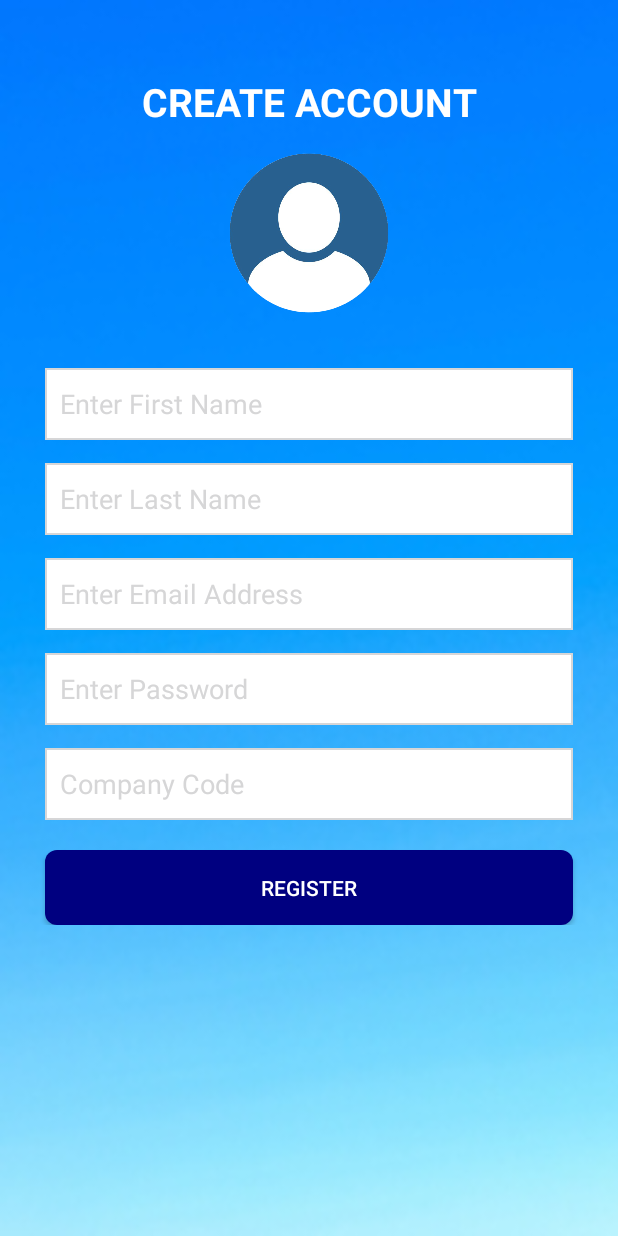
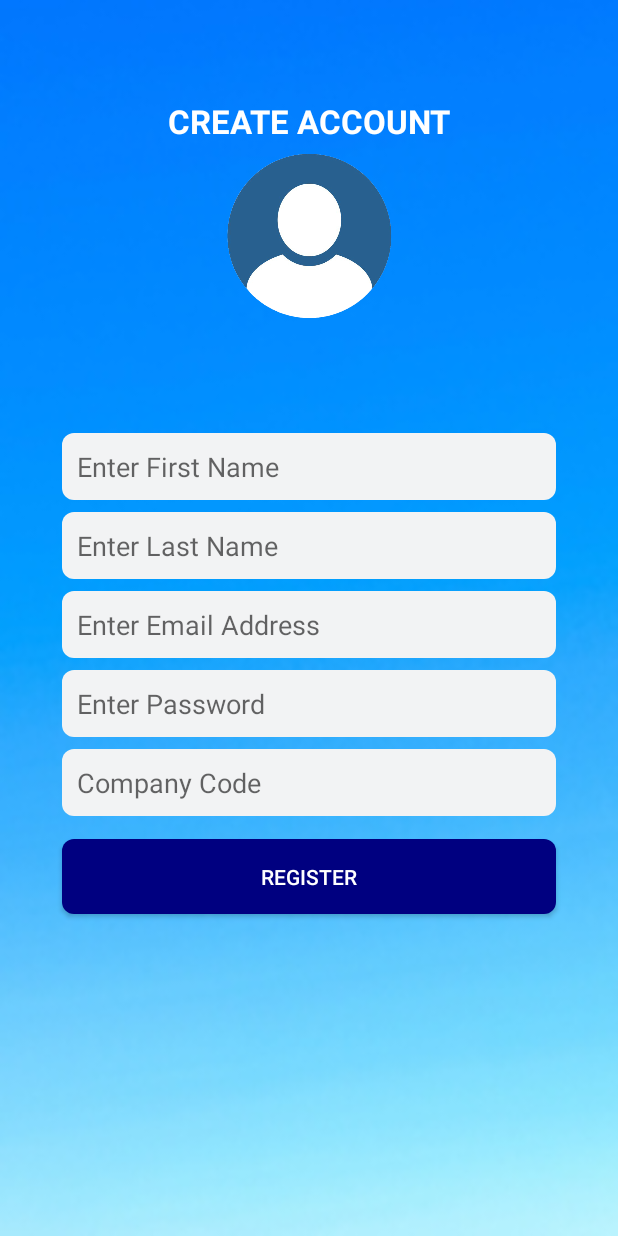
Before and after one commit to EstradaC01/InventoryManagementSystem, an Android app: the Registration screen opened directly, with no data from a screen before it, on a phone screen of 412 x 824 dp. Run offline under Robolectric (Android 15) with nearby library versions, the phone set to English and light mode, and no system bars; our stand-ins replace Firebase (no records; nobody signed in at launch, a user with empty details on screens opened directly); Roboto replaces fonts that are not available here.

Commit message:
Support for different screen sizes, login and registration layouts

```diff
--- a/app/src/main/res/layout/activity_login.xml
+++ b/app/src/main/res/layout/activity_login.xml
@@ -22,7 +22,6 @@
         android:id="@+id/idTvTitle"
         android:layout_width="wrap_content"
         android:layout_height="0dp"
-        android:layout_marginTop="20dp"
         android:text="Hyperion"
         android:textAllCaps="true"
         android:textColor="@color/white"
@@ -51,14 +50,10 @@
         android:layout_width="0dp"
         android:layout_height="wrap_content"
         android:background="@drawable/rounded_corners_white"
-        android:ems="10"
         android:hint="Enter Email-Address"
         android:importantForAutofill="no"
         android:inputType="textEmailAddress"
-        android:minHeight="48dp"
         android:padding="10dp"
-        android:textColor="@color/colorPrimary"
-        android:textColorHint="@color/colorPrimary"
         app:layout_constraintEnd_toEndOf="@id/textViewButtonsGuidelineEnd"
         app:layout_constraintStart_toStartOf="@id/textViewButtonsGuidelineStart"
         app:layout_constraintTop_toBottomOf="@id/guidelineMiddlescreen" />
@@ -69,14 +64,10 @@
         android:layout_height="wrap_content"
         android:layout_marginTop="8dp"
         android:background="@drawable/rounded_corners_white"
-        android:ems="10"
         android:hint="Enter Password"
         android:importantForAutofill="no"
         android:inputType="textPassword"
-        android:minHeight="48dp"
         android:padding="10dp"
-        android:textColor="@color/colorPrimary"
-        android:textColorHint="@color/colorPrimary"
         app:layout_constraintEnd_toEndOf="@id/textViewButtonsGuidelineEnd"
         app:layout_constraintStart_toStartOf="@id/textViewButtonsGuidelineStart"
         app:layout_constraintTop_toBottomOf="@+id/idEdtLoginEmail" />
@@ -87,14 +78,10 @@
         android:layout_height="wrap_content"
         android:layout_marginTop="8dp"
         android:background="@drawable/rounded_corners_white"
-        android:ems="10"
         android:hint="Enter Company Code"
         android:importantForAutofill="no"
         android:inputType="text"
-        android:minHeight="48dp"
         android:padding="10dp"
-        android:textColor="@color/colorPrimary"
-        android:textColorHint="@color/colorPrimary"
         app:layout_constraintEnd_toEndOf="@id/textViewButtonsGuidelineEnd"
         app:layout_constraintStart_toStartOf="@id/textViewButtonsGuidelineStart"
         app:layout_constraintTop_toBottomOf="@+id/idEdtLoginPassword" />
@@ -133,11 +120,10 @@
         android:id="@+id/idforgotpasswordbtn"
         android:layout_width="wrap_content"
         android:layout_height="wrap_content"
-        android:layout_marginTop="15dp"
         android:background="#00FFFFFF"
         android:text="Forgot Password"
         android:textColor="#16215E"
-        app:layout_constraintBottom_toTopOf="@id/parentGuidelinebottom"
+        app:layout_constraintBottom_toTopOf="@+id/parentGuidelinebottom"
         app:layout_constraintEnd_toEndOf="@+id/idRegisterBtn"
         app:layout_constraintStart_toStartOf="@+id/idRegisterBtn" />
 
--- a/app/src/main/res/layout/activity_registration.xml
+++ b/app/src/main/res/layout/activity_registration.xml
@@ -1,5 +1,5 @@
 <?xml version="1.0" encoding="utf-8"?>
-<LinearLayout xmlns:android="http://schemas.android.com/apk/res/android"
+<androidx.constraintlayout.widget.ConstraintLayout xmlns:android="http://schemas.android.com/apk/res/android"
     xmlns:app="http://schemas.android.com/apk/res-auto"
     xmlns:tools="http://schemas.android.com/tools"
     android:layout_width="match_parent"
@@ -8,135 +8,165 @@
     android:orientation="vertical"
     tools:context=".Registration">
 
-    <ScrollView
-        android:layout_width="match_parent"
-        android:layout_height="match_parent">
-
-        <LinearLayout
-            android:layout_width="match_parent"
-            android:layout_height="wrap_content"
-            android:orientation="vertical" >
 
     <TextView
         android:id="@+id/idTvTitle"
-                android:layout_width="match_parent"
-                android:layout_height="wrap_content"
-                android:layout_marginStart="20dp"
-                android:layout_marginTop="50dp"
-                android:layout_marginEnd="20dp"
+        android:layout_width="wrap_content"
+        android:layout_height="0dp"
         android:text="Create Account"
         android:textAlignment="center"
         android:textAllCaps="true"
         android:textColor="@color/white"
-                android:textSize="26sp"
-                android:textStyle="bold" />
+        android:textSize="22sp"
+        android:textStyle="bold"
+        app:layout_constraintEnd_toStartOf="@id/imageGuidelineEnd"
+        app:layout_constraintStart_toEndOf="@id/imageGuidelineStart"
+        app:layout_constraintTop_toBottomOf="@id/registrationLayoutGuidelineTop" />
 
     <ImageView
         android:id="@+id/idImageViewUserIcon"
+        android:layout_width="0dp"
+        android:layout_height="0dp"
+        android:layout_gravity="center"
+        android:contentDescription="user image"
+        android:scaleType="centerCrop"
         android:src="@drawable/user_icon"
-                android:layout_width="match_parent"
-                android:layout_height="120dp"
-                android:layout_marginStart="20dp"
-                android:layout_marginTop="10dp"
-                android:layout_marginEnd="20dp"
-                android:layout_gravity="center"
-                android:contentDescription="user image"/>
+        app:layout_constraintDimensionRatio="1:1"
+        app:layout_constraintEnd_toEndOf="@id/imageGuidelineEnd"
+        app:layout_constraintStart_toEndOf="@id/imageGuidelineStart"
+        app:layout_constraintTop_toBottomOf="@id/idTvTitle" />
 
     <EditText
-
         android:id="@+id/idEdtFirstName"
-                android:layout_width="match_parent"
+        android:layout_width="0dp"
         android:layout_height="wrap_content"
-                android:layout_marginStart="30dp"
-                android:layout_marginTop="30dp"
-                android:layout_marginEnd="30dp"
-                android:background="@drawable/edit_text_border_2"
+        android:background="@drawable/rounded_corners_white"
         android:hint="Enter First Name"
         android:importantForAutofill="no"
         android:inputType="text"
-                android:minHeight="48dp"
         android:padding="10dp"
-                android:textColor="@color/colorPrimary"
-                android:textColorHint="@color/colorPrimary" />
+        app:layout_constraintTop_toBottomOf="@id/registrationLayoutGuidelineMiddle"
+        app:layout_constraintStart_toEndOf="@id/registrationLayoutGuidelineStart"
+        app:layout_constraintEnd_toStartOf="@id/registrationLayoutGuidelineEnd"/>
 
     <EditText
         android:id="@+id/idEdtLastName"
-                android:layout_width="match_parent"
+        android:layout_width="0dp"
         android:layout_height="wrap_content"
-                android:layout_marginStart="30dp"
-                android:layout_marginTop="15dp"
-                android:layout_marginEnd="30dp"
-                android:background="@drawable/edit_text_border_2"
+        android:background="@drawable/rounded_corners_white"
         android:hint="Enter Last Name"
         android:importantForAutofill="no"
         android:inputType="text"
-                android:minHeight="48dp"
         android:padding="10dp"
-                android:textColor="@color/colorPrimary"
-                android:textColorHint="@color/colorPrimary" />
+        android:layout_marginTop="8dp"
+        app:layout_constraintTop_toBottomOf="@id/idEdtFirstName"
+        app:layout_constraintStart_toEndOf="@id/registrationLayoutGuidelineStart"
+        app:layout_constraintEnd_toStartOf="@id/registrationLayoutGuidelineEnd"/>
 
     <EditText
         android:id="@+id/idEdtEmail"
-                android:layout_width="match_parent"
+        android:layout_width="0dp"
         android:layout_height="wrap_content"
-                android:layout_marginStart="30dp"
-                android:layout_marginTop="15dp"
-                android:layout_marginEnd="30dp"
-                android:background="@drawable/edit_text_border_2"
+        android:background="@drawable/rounded_corners_white"
         android:hint="Enter Email Address"
         android:importantForAutofill="no"
         android:inputType="textEmailAddress"
-                android:minHeight="48dp"
         android:padding="10dp"
-                android:textColor="@color/colorPrimary"
-                android:textColorHint="@color/colorPrimary" />
+        android:layout_marginTop="8dp"
+        app:layout_constraintTop_toBottomOf="@id/idEdtLastName"
+        app:layout_constraintStart_toEndOf="@id/registrationLayoutGuidelineStart"
+        app:layout_constraintEnd_toStartOf="@id/registrationLayoutGuidelineEnd"/>
 
     <EditText
         android:id="@+id/idEdtPassword"
-                android:layout_width="match_parent"
+        android:layout_width="0dp"
         android:layout_height="wrap_content"
-                android:layout_marginStart="30dp"
-                android:layout_marginTop="15dp"
-                android:layout_marginEnd="30dp"
-                android:background="@drawable/edit_text_border_2"
+        android:background="@drawable/rounded_corners_white"
         android:hint="Enter Password"
         android:importantForAutofill="no"
         android:inputType="textPassword"
-                android:minHeight="48dp"
         android:padding="10dp"
-                android:textColor="@color/colorPrimary"
-                android:textColorHint="@color/colorPrimary" />
+        android:layout_marginTop="8dp"
+        app:layout_constraintTop_toBottomOf="@id/idEdtEmail"
+        app:layout_constraintStart_toEndOf="@id/registrationLayoutGuidelineStart"
+        app:layout_constraintEnd_toStartOf="@id/registrationLayoutGuidelineEnd"/>
 
     <EditText
         android:id="@+id/idEdtCompanyGroup"
-                android:layout_width="match_parent"
+        android:layout_width="0dp"
         android:layout_height="wrap_content"
-                android:layout_marginStart="30dp"
-                android:layout_marginTop="15dp"
-                android:layout_marginEnd="30dp"
-                android:background="@drawable/edit_text_border_2"
+        android:background="@drawable/rounded_corners_white"
         android:hint="Company Code"
         android:importantForAutofill="no"
         android:inputType="number"
-                android:minHeight="48dp"
         android:padding="10dp"
-                android:textColor="@color/colorPrimary"
-                android:textColorHint="@color/colorPrimary" />
+        android:layout_marginTop="8dp"
+        app:layout_constraintTop_toBottomOf="@id/idEdtPassword"
+        app:layout_constraintStart_toEndOf="@id/registrationLayoutGuidelineStart"
+        app:layout_constraintEnd_toStartOf="@id/registrationLayoutGuidelineEnd"/>
 
     <androidx.appcompat.widget.AppCompatButton
         android:id="@+id/idBtnRegister"
-                android:layout_width="match_parent"
+        android:layout_width="0dp"
         android:layout_height="wrap_content"
-                android:layout_marginStart="30dp"
-                android:layout_marginTop="20dp"
-                android:layout_marginEnd="30dp"
-                android:textColor="#ffffff"
-                android:textAllCaps="true"
         android:background="@drawable/button_navyblue"
         android:padding="15dp"
-                android:text="Register" />
-        </LinearLayout>
-    </ScrollView>
+        android:text="Register"
+        android:textAllCaps="true"
+        android:textColor="#ffffff"
+        android:layout_marginTop="15dp"
+        app:layout_constraintTop_toBottomOf="@id/idEdtCompanyGroup"
+        app:layout_constraintStart_toEndOf="@id/registrationLayoutGuidelineStart"
+        app:layout_constraintEnd_toStartOf="@id/registrationLayoutGuidelineEnd"/>
 
 
-</LinearLayout>
+    <androidx.constraintlayout.widget.Guideline
+        android:id="@+id/imageGuidelineStart"
+        android:layout_width="wrap_content"
+        android:layout_height="wrap_content"
+        android:orientation="vertical"
+        app:layout_constraintGuide_percent=".35" />
+
+    <androidx.constraintlayout.widget.Guideline
+        android:id="@+id/imageGuidelineEnd"
+        android:layout_width="wrap_content"
+        android:layout_height="wrap_content"
+        android:orientation="vertical"
+        app:layout_constraintGuide_percent=".65" />
+
+    <androidx.constraintlayout.widget.Guideline
+        android:id="@+id/registrationLayoutGuidelineTop"
+        android:layout_width="wrap_content"
+        android:layout_height="wrap_content"
+        android:orientation="horizontal"
+        app:layout_constraintGuide_percent=".08" />
+
+    <androidx.constraintlayout.widget.Guideline
+        android:id="@+id/registrationLayoutGuidelineStart"
+        android:layout_width="wrap_content"
+        android:layout_height="wrap_content"
+        android:orientation="vertical"
+        app:layout_constraintGuide_percent=".1" />
+
+    <androidx.constraintlayout.widget.Guideline
+        android:id="@+id/registrationLayoutGuidelineEnd"
+        android:layout_width="wrap_content"
+        android:layout_height="wrap_content"
+        android:orientation="vertical"
+        app:layout_constraintGuide_percent=".9" />
+
+    <androidx.constraintlayout.widget.Guideline
+        android:id="@+id/registrationLayoutGuidelineBottom"
+        android:layout_width="wrap_content"
+        android:layout_height="wrap_content"
+        android:orientation="horizontal"
+        app:layout_constraintGuide_percent=".97" />
+
+    <androidx.constraintlayout.widget.Guideline
+        android:id="@+id/registrationLayoutGuidelineMiddle"
+        android:layout_width="wrap_content"
+        android:layout_height="wrap_content"
+        android:orientation="horizontal"
+        app:layout_constraintGuide_percent=".35" />
+
+</androidx.constraintlayout.widget.ConstraintLayout>
```
Lines whose indentation alone changed are shown as unchanged.
